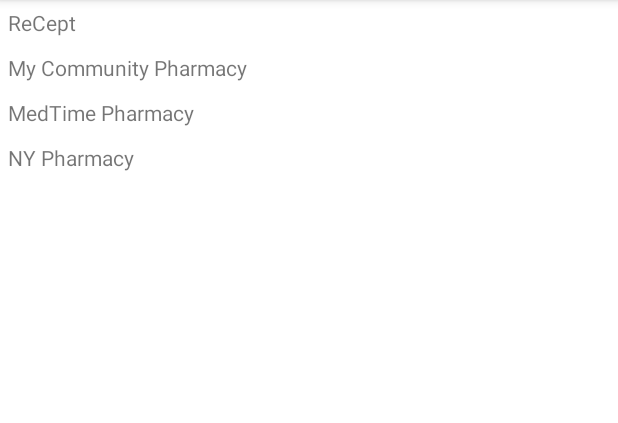
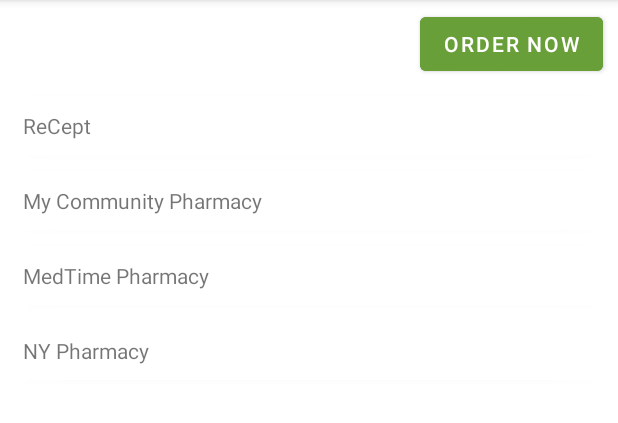
Before and after one commit to foyaz-ahammed/Nimble-Assessment, an Android app: the screen it shows after launch (MainActivity), on a phone screen of 412 x 824 dp, the part 84-507 px from its top. Run offline under Robolectric (Android 15) with nearby library versions, the phone set to English and light mode, and no system bars.

Commit message:
Add order button, item click listener

```diff
--- a/app/src/main/java/com/nimble/assessment/activities/MainActivity.kt
+++ b/app/src/main/java/com/nimble/assessment/activities/MainActivity.kt
@@ -26,6 +26,16 @@ class MainActivity : AppCompatActivity() {
         val adapter = PharmacyListAdapter()
         binding.recyclerView.adapter = adapter
 
+        // Add click listener when clicking order button (Show order page)
+        binding.btnOrder.setOnClickListener {
+
+        }
+
+        // Add item click listener (Show detail page)
+        adapter.setItemClickListener {
+
+        }
+
         // Observe live data
         viewModel.liveData.observe(this) {
             adapter.submitList(it)
--- a/app/src/main/java/com/nimble/assessment/adapters/PharmacyListAdapter.kt
+++ b/app/src/main/java/com/nimble/assessment/adapters/PharmacyListAdapter.kt
@@ -11,7 +11,7 @@ import com.nimble.assessment.repository.entities.Response
 /**
  * [ListAdapter] used to show a list of Pharmacy
  */
-class PharmacyListAdapter: ListAdapter<Response.SimplePharmacy, PharmacyListAdapter.ViewHolder>(DiffCallback) {
+class PharmacyListAdapter(private var listener: ((item: Response.SimplePharmacy) -> Unit)? = null): ListAdapter<Response.SimplePharmacy, PharmacyListAdapter.ViewHolder>(DiffCallback) {
 
     override fun onCreateViewHolder(parent: ViewGroup, viewType: Int): ViewHolder {
         val binding = RowItemPharmacyBinding.inflate(
@@ -27,9 +27,17 @@ class PharmacyListAdapter: ListAdapter<Response.SimplePharmacy, PharmacyListAdap
         holder.bind(item)
     }
 
-    class ViewHolder(private val binding: RowItemPharmacyBinding): RecyclerView.ViewHolder(binding.root) {
+    fun setItemClickListener(listener: ((item: Response.SimplePharmacy) -> Unit)?) {
+        this.listener = listener
+    }
+
+    inner class ViewHolder(private val binding: RowItemPharmacyBinding): RecyclerView.ViewHolder(binding.root) {
         fun bind(item: Response.SimplePharmacy) {
             binding.name.text = item.name
+
+            binding.root.setOnClickListener {
+                listener?.invoke(item)
+            }
         }
     }
 
--- a/app/src/main/res/layout/activity_main.xml
+++ b/app/src/main/res/layout/activity_main.xml
@@ -6,13 +6,25 @@
     android:layout_height="match_parent"
     tools:context=".activities.MainActivity">
 
+    <Button
+        android:id="@+id/btn_order"
+        android:layout_width="wrap_content"
+        android:layout_height="wrap_content"
+        android:layout_marginTop="5dp"
+        android:layout_marginEnd="10dp"
+        android:backgroundTint="#689f38"
+        android:text="@string/order_now"
+        app:layout_constraintTop_toTopOf="parent"
+        app:layout_constraintEnd_toEndOf="parent" />
+
     <androidx.recyclerview.widget.RecyclerView
         android:id="@+id/recycler_view"
         android:layout_width="0dp"
         android:layout_height="wrap_content"
+        android:layout_marginTop="5dp"
         app:layoutManager="androidx.recyclerview.widget.LinearLayoutManager"
         android:orientation="vertical"
-        app:layout_constraintTop_toTopOf="parent"
+        app:layout_constraintTop_toBottomOf="@id/btn_order"
         app:layout_constraintStart_toStartOf="parent"
         app:layout_constraintEnd_toEndOf="parent" />
 
--- a/app/src/main/res/layout/row_item_pharmacy.xml
+++ b/app/src/main/res/layout/row_item_pharmacy.xml
@@ -1,11 +1,18 @@
 <?xml version="1.0" encoding="utf-8"?>
-<androidx.constraintlayout.widget.ConstraintLayout xmlns:android="http://schemas.android.com/apk/res/android"
+<androidx.cardview.widget.CardView xmlns:android="http://schemas.android.com/apk/res/android"
     android:layout_width="match_parent"
     android:layout_height="wrap_content"
     android:layout_margin="5dp"
+    android:foreground="?attr/selectableItemBackgroundBorderless"
+    app:cardElevation="2dp"
+    app:cardCornerRadius="10dp"
+    app:contentPadding="10dp"
     xmlns:app="http://schemas.android.com/apk/res-auto"
     xmlns:tools="http://schemas.android.com/tools">
 
+    <androidx.constraintlayout.widget.ConstraintLayout
+        android:layout_width="match_parent"
+        android:layout_height="match_parent">
         <TextView
             android:id="@+id/name"
             android:layout_width="wrap_content"
@@ -13,5 +20,6 @@
             tools:text="My Community Pharmacy"
             app:layout_constraintTop_toTopOf="parent"
             app:layout_constraintStart_toStartOf="parent" />
+    </androidx.constraintlayout.widget.ConstraintLayout>
 
-</androidx.constraintlayout.widget.ConstraintLayout>
+</androidx.cardview.widget.CardView>
--- a/app/src/main/res/values/strings.xml
+++ b/app/src/main/res/values/strings.xml
@@ -1,3 +1,4 @@
 <resources>
     <string name="app_name">Nimble Assessment</string>
+    <string name="order_now">Order now</string>
 </resources>
```
Lines whose indentation alone changed are shown as unchanged.
